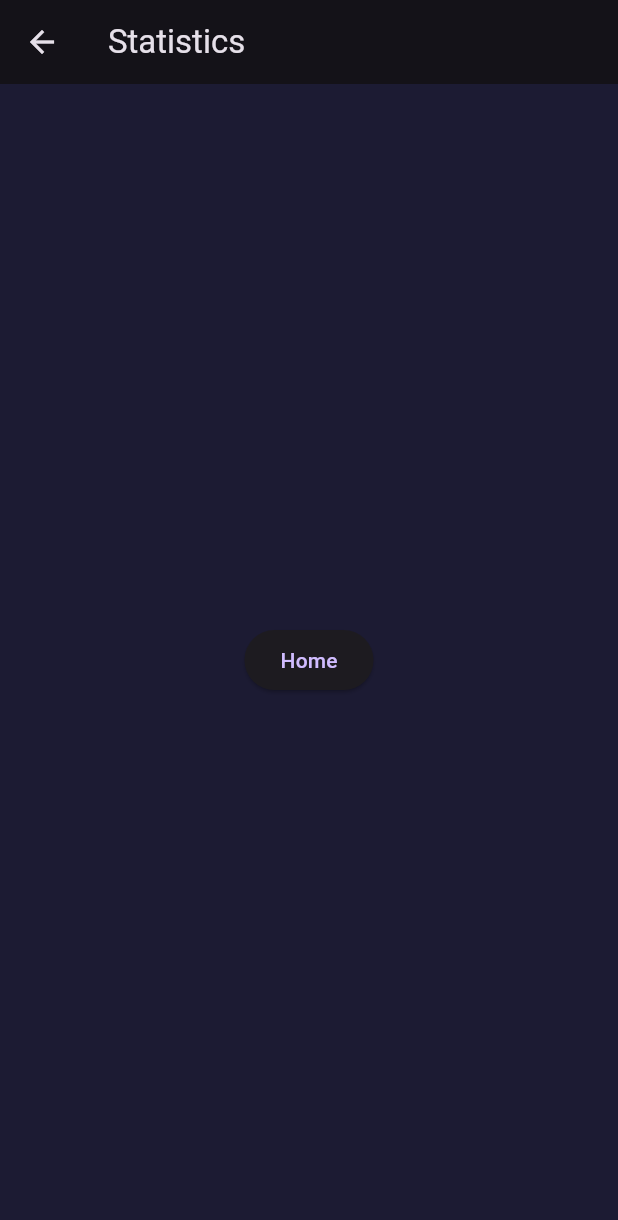
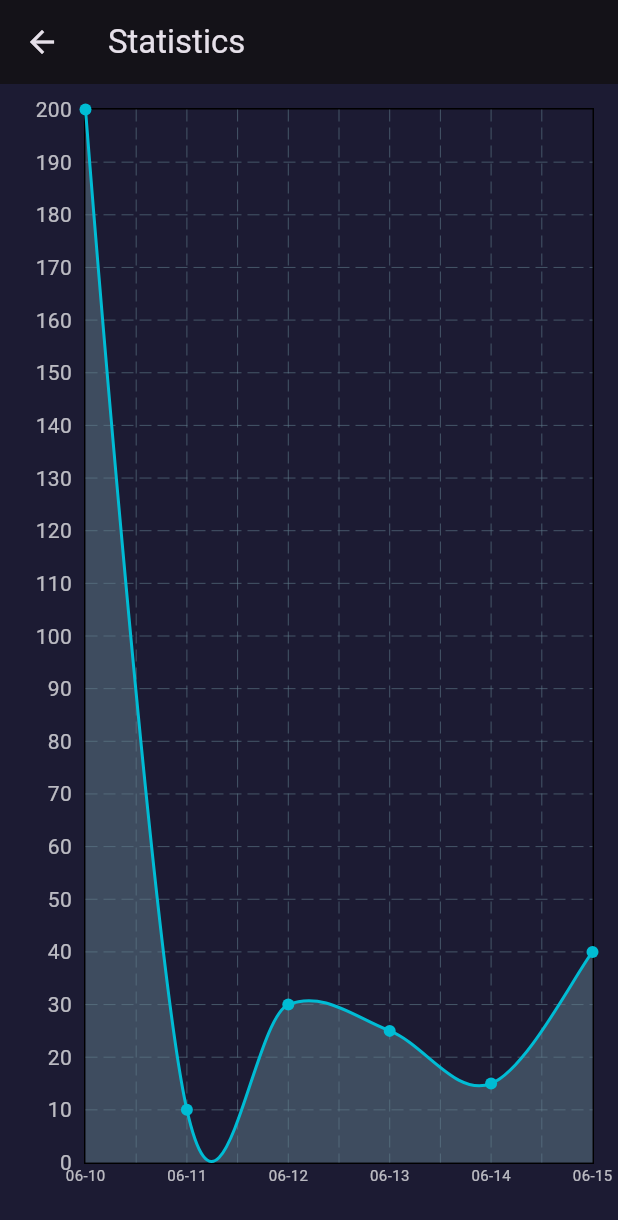
Before and after one commit to SpaceEVA-Labs/L.O.F.I., a Flutter app: the screen it shows after launch, after a tap on the "bar chart" icon, on a phone screen of 412 x 824 dp. Shown: the top 1220 px of the screen. Run offline on Flutter 3.47's test engine with Material 3 defaults, Android fonts, the phone set to English and light mode, and no system bars; our stand-ins replace shared_preferences, wave.

Commit message:
add demo for statistics screen

```diff
--- a/lib/main.dart
+++ b/lib/main.dart
@@ -6,7 +6,7 @@ import 'theme.dart';
 void main() async {
   WidgetsFlutterBinding.ensureInitialized();
 
-  final playerState = await loadPlayerState() ?? PlayerState.initial();
+  final playerState = await PlayerState.load();
 
   runApp(FocusVioletApp(initialState: playerState));
 }
--- a/lib/player_state.dart
+++ b/lib/player_state.dart
@@ -2,38 +2,49 @@ import 'dart:convert';
 import 'package:shared_preferences/shared_preferences.dart';
 
 class PlayerState {
-  final int level;
-  final int score;
+  final int totalPoints;
+  final Map<String, int> dailyPoints;
 
-  PlayerState({required this.level, required this.score});
+  PlayerState({required this.totalPoints, required this.dailyPoints});
 
-  static PlayerState initial() {
-    return PlayerState(level: 1, score: 0);
+  factory PlayerState.initial() => PlayerState(totalPoints: 0, dailyPoints: {});
+
+  static const _totalKey = 'total_points';
+  static const _dailyKey = 'daily_points';
+
+  /// Load state from shared preferences
+  static Future<PlayerState> load() async {
+    final prefs = await SharedPreferences.getInstance();
+
+    final total = prefs.getInt('total_points');
+    final dailyJson = prefs.getString('daily_points');
+    final daily = dailyJson != null
+        ? Map<String, int>.from(json.decode(dailyJson))
+        : <String, int>{};
+
+    return PlayerState(totalPoints: total ?? 0, dailyPoints: daily);
   }
 
-  Map<String, dynamic> toJson() {
-    return {'level': level, 'score': score};
+  /// Save current state to shared preferences
+  Future<void> save() async {
+    final prefs = await SharedPreferences.getInstance();
+    await prefs.setInt(_totalKey, totalPoints);
+    await prefs.setString(_dailyKey, json.encode(dailyPoints));
+
+    print("✅ Saved: $totalPoints - $dailyPoints"); // for debug
   }
 
-  static PlayerState fromJson(Map<String, dynamic> json) {
-    return PlayerState(
-      level: json['level'] as int,
-      score: json['score'] as int,
+  /// Add points and return a new PlayerState
+  Future<PlayerState> addPoints(int amount) async {
+    final today = DateTime.now().toIso8601String().split('T')[0];
+    final updatedDaily = Map<String, int>.from(dailyPoints);
+    updatedDaily[today] = (updatedDaily[today] ?? 0) + amount;
+
+    final newState = PlayerState(
+      totalPoints: totalPoints + amount,
+      dailyPoints: updatedDaily,
     );
+    await newState.save();
+    return newState;
   }
 }
-
-Future<void> savePlayerState(PlayerState state) async {
-  final prefs = await SharedPreferences.getInstance();
-  final jsonString = jsonEncode(state.toJson());
-  await prefs.setString('player_state', jsonString);
-}
-
-Future<PlayerState?> loadPlayerState() async {
-  final prefs = await SharedPreferences.getInstance();
-  final jsonString = prefs.getString('player_state');
-  if (jsonString == null) return null;
-
-  final json = jsonDecode(jsonString);
-  return PlayerState.fromJson(json);
-}
--- a/lib/screens/statistics_screen.dart
+++ b/lib/screens/statistics_screen.dart
@@ -1,19 +1,83 @@
+import 'package:fl_chart/fl_chart.dart';
 import 'package:flutter/material.dart';
+import '../player_state.dart'; // access PlayerState
 
-class StatisticsScreen extends StatefulWidget {
-  @override
-  _StatisticsScreenState createState() => _StatisticsScreenState();
-}
+class StatisticsScreen extends StatelessWidget {
+  final PlayerState state;
 
-class _StatisticsScreenState extends State<StatisticsScreen> {
+  const StatisticsScreen({super.key, required this.state});
+
   @override
   Widget build(BuildContext context) {
+    //final entries = state.dailyPoints.entries.toList()
+    //  ..sort((a, b) => a.key.compareTo(b.key)); // sort by date
+
+    // 🧪 Hardcoded daily points (date → points)
+    final entries = [
+      MapEntry('2025-06-10', 200),
+      MapEntry('2025-06-11', 10),
+      MapEntry('2025-06-12', 30),
+      MapEntry('2025-06-13', 25),
+      MapEntry('2025-06-14', 15),
+      MapEntry('2025-06-15', 40),
+    ];
+
+    final spots = <FlSpot>[];
+    final labels = <String>[];
+
+    for (int i = 0; i < entries.length; i++) {
+      final date = entries[i].key.substring(5); // e.g., MM-DD
+      final points = entries[i].value.toDouble();
+
+      spots.add(FlSpot(i.toDouble(), points));
+      labels.add(date);
+    }
+
     return Scaffold(
-      appBar: AppBar(title: Text('Statistics')),
-      body: Center(
-        child: ElevatedButton(
-          onPressed: () => Navigator.pop(context),
-          child: Text('Home'),
+      appBar: AppBar(title: const Text('Statistics')),
+      body: Padding(
+        padding: const EdgeInsets.all(16),
+        child: LineChart(
+          LineChartData(
+            titlesData: FlTitlesData(
+              bottomTitles: AxisTitles(
+                sideTitles: SideTitles(
+                  showTitles: true,
+                  getTitlesWidget: (value, meta) {
+                    final index = value.toInt();
+                    if (index < 0 || index >= labels.length)
+                      return const SizedBox.shrink();
+                    return Text(
+                      labels[index],
+                      style: const TextStyle(fontSize: 10),
+                    );
+                  },
+                  reservedSize: 32,
+                  interval: 1,
+                ),
+              ),
+              leftTitles: AxisTitles(
+                sideTitles: SideTitles(
+                  showTitles: true,
+                  interval: 10,
+                  reservedSize: 40,
+                ),
+              ),
+              topTitles: AxisTitles(sideTitles: SideTitles(showTitles: false)),
+              rightTitles: AxisTitles(
+                sideTitles: SideTitles(showTitles: false),
+              ),
+            ),
+            minY: 0,
+            lineBarsData: [
+              LineChartBarData(
+                isCurved: true,
+                spots: spots,
+                dotData: FlDotData(show: true),
+                belowBarData: BarAreaData(show: true),
+              ),
+            ],
+          ),
         ),
       ),
     );
--- a/pubspec.yaml
+++ b/pubspec.yaml
@@ -36,6 +36,7 @@ dependencies:
   cupertino_icons: ^1.0.8
   wave: ^0.2.0
   shared_preferences: ^2.2.2
+  fl_chart: ^0.64.0
 
 dev_dependencies:
   flutter_test:
```
Also changed, not shown: lib/screens/focus_screen.dart (+21 -15 lines), pubspec.lock.
